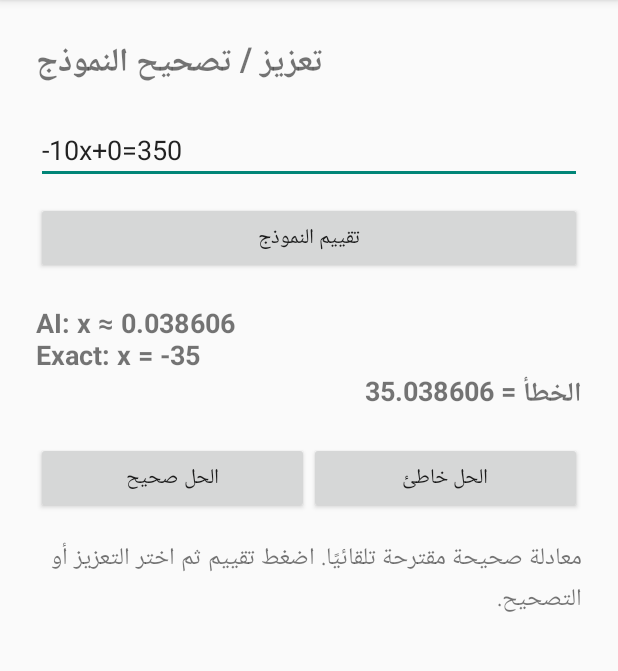
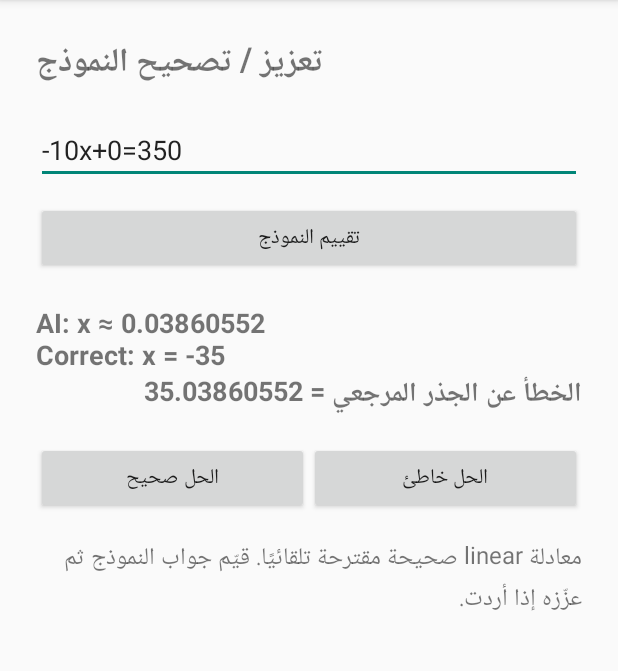
Before and after one commit to msabz/Al, an Android app: the screen it shows after launch (ReinforcementActivity), after a tap on "تعزيز / تصحيح النموذج", on a phone screen of 412 x 824 dp, the part 84-755 px from its top. Run offline under Robolectric (Android 15) with nearby library versions, the light colour scheme and no system bars; 1 statement that could not run was skipped.

Commit message:
Use teacher targets for reinforcement across equation families

```diff
--- a/app/src/main/java/com/example/equationsolver/ReinforcementActivity.kt
+++ b/app/src/main/java/com/example/equationsolver/ReinforcementActivity.kt
@@ -10,9 +10,8 @@ import android.widget.Toast
 import androidx.appcompat.app.AppCompatActivity
 import com.example.equationsolver.ai.ModelManager
 import com.example.equationsolver.core.ArabicEquationNormalizer
-import com.example.equationsolver.core.UniversalEquationSolver
-import com.example.equationsolver.data.EquationGenerator
-import com.example.equationsolver.data.GeneratedEquationValidator
+import com.example.equationsolver.core.MathTeacher
+import com.example.equationsolver.data.VerifiedEquationSuggester
 import java.util.Locale
 import kotlin.math.abs
 
@@ -31,62 +30,76 @@ class ReinforcementActivity : AppCompatActivity() {
         resultText = findViewById(R.id.textInteractiveResult)
         correctionText = findViewById(R.id.textCorrection)
         feedback = findViewById(R.id.layoutFeedback)
+
         findViewById<Button>(R.id.btnSolveInteractive).setOnClickListener {
             val raw = edit.text.toString().trim()
             if (raw.isEmpty()) { edit.error = "أدخل معادلة أولاً"; return@setOnClickListener }
             val equation = ArabicEquationNormalizer.normalize(raw)
             currentEquation = equation
-            showEvaluation(equation); feedback.visibility = View.VISIBLE
+            showEvaluation(equation)
+            feedback.visibility = View.VISIBLE
         }
-        findViewById<Button>(R.id.btnReward).setOnClickListener { reinforceCurrent(5, 0.0005) }
-        findViewById<Button>(R.id.btnPunish).setOnClickListener { reinforceCurrent(40, 0.002) }
+        findViewById<Button>(R.id.btnReward).setOnClickListener { reinforceCurrent(6, 0.00035) }
+        findViewById<Button>(R.id.btnPunish).setOnClickListener { reinforceCurrent(30, 0.0012) }
         suggestNextEquation()
     }
 
     private fun reinforceCurrent(repeats: Int, learningRate: Double) {
         val equation = currentEquation ?: return
         try {
-            val exact = UniversalEquationSolver.solve(equation)
-            if (exact.x == null && exact.y == null) error("لا يوجد حل عددي يمكن تدريبه")
-            ModelManager.trainOnSolution(equation, toSolutionResult(exact), repeats, learningRate)
-            ModelManager.save(this)
-            correctionText.text = "تم تحديث النموذج بالحل الصحيح."
+            val answer = MathTeacher.solve(equation)
+            if (answer.x == null && answer.y == null) error("لا يوجد حل عددي مرجعي يمكن التدريب عليه")
+            ModelManager.trainWithTarget(
+                equation,
+                x = answer.x ?: 0.0,
+                y = answer.y ?: 0.0,
+                repeats = repeats,
+                learningRate = learningRate
+            )
+            val state = com.example.equationsolver.ai.TrainingEngine.snapshot()
+            ModelManager.save(this, state.samples, state.batches, state.bestValidationMse, state.loss)
+            correctionText.text = "تم تحديث النموذج بالجواب المرجعي وحفظ الـCheckpoint."
             Toast.makeText(this, "تم التعزيز وحفظ النموذج", Toast.LENGTH_SHORT).show()
             suggestNextEquation()
-        } catch (e: Exception) { correctionText.text = "فشل التحديث: ${e.message ?: "خطأ غير معروف"}" }
+        } catch (e: Exception) {
+            correctionText.text = "فشل التحديث: ${e.message ?: "خطأ غير معروف"}"
+        }
     }
 
     private fun suggestNextEquation() {
-        var candidate: com.example.equationsolver.data.GeneratedExample
-        do { candidate = EquationGenerator.generate() } while (!GeneratedEquationValidator.isValid(candidate))
-        currentEquation = candidate.equation
-        edit.setText(candidate.equation)
-        edit.setSelection(edit.text.length)
-        showEvaluation(candidate.equation)
-        feedback.visibility = View.VISIBLE
-        correctionText.text = "معادلة صحيحة مقترحة تلقائيًا. اضغط تقييم ثم اختر التعزيز أو التصحيح."
+        try {
+            val candidate = VerifiedEquationSuggester.next()
+            currentEquation = candidate.equation
+            edit.setText(candidate.equation)
+            edit.setSelection(edit.text.length)
+            showEvaluation(candidate.equation)
+            feedback.visibility = View.VISIBLE
+            correctionText.text = "معادلة ${candidate.family} صحيحة مقترحة تلقائيًا. قيّم جواب النموذج ثم عزّزه إذا أردت."
+        } catch (e: Exception) {
+            correctionText.text = e.message ?: "تعذر اقتراح معادلة"
+        }
     }
 
     private fun showEvaluation(equation: String) {
         try {
             val prediction = ModelManager.predict(equation)
-            val px = prediction.getOrNull(0)?.times(100.0) ?: 0.0
-            val py = prediction.getOrNull(1)?.times(100.0) ?: 0.0
-            val exact = UniversalEquationSolver.solve(equation)
+            val px = prediction.getOrElse(0) { 0.0 } * 100.0
+            val py = prediction.getOrElse(1) { 0.0 } * 100.0
+            val answer = MathTeacher.solve(equation)
             resultText.text = when {
-                exact.x != null && exact.y == null -> "AI: x ≈ ${fmt(px)}\nExact: x = ${fmt(exact.x)}\nالخطأ = ${fmt(abs(px - exact.x))}"
-                exact.x != null && exact.y != null -> "AI: x ≈ ${fmt(px)}, y ≈ ${fmt(py)}\nExact: x = ${fmt(exact.x)}, y = ${fmt(exact.y)}\nمجموع الخطأ = ${fmt(abs(px - exact.x) + abs(py - exact.y))}"
-                else -> "الحالة: ${exact.summary}"
+                answer.x != null && answer.y != null ->
+                    "AI: x ≈ ${fmt(px)}, y ≈ ${fmt(py)}\nCorrect: x = ${fmt(answer.x)}, y = ${fmt(answer.y)}\nمجموع الخطأ = ${fmt(abs(px - answer.x) + abs(py - answer.y))}"
+                answer.x != null ->
+                    "AI: x ≈ ${fmt(px)}\nCorrect: ${answer.summary}\nالخطأ عن الجذر المرجعي = ${fmt(abs(px - answer.x))}"
+                answer.y != null ->
+                    "AI: y ≈ ${fmt(py)}\nCorrect: ${answer.summary}\nالخطأ = ${fmt(abs(py - answer.y))}"
+                else -> "Correct: ${answer.summary}\nAI raw: x≈${fmt(px)}, y≈${fmt(py)}"
             }
-        } catch (e: Exception) { resultText.text = "خطأ: ${e.message ?: "خطأ غير معروف"}" }
+        } catch (e: Exception) {
+            resultText.text = "خطأ: ${e.message ?: "خطأ غير معروف"}"
+        }
     }
 
-    private fun toSolutionResult(result: UniversalEquationSolver.Result): com.example.equationsolver.core.SolutionResult = when {
-        result.x != null && result.y != null -> com.example.equationsolver.core.SolutionResult.TwoVariables(result.x, result.y)
-        result.x != null -> com.example.equationsolver.core.SolutionResult.SingleVariable(result.x)
-        result.y != null -> com.example.equationsolver.core.SolutionResult.SingleVariable(result.y)
-        else -> com.example.equationsolver.core.SolutionResult.Error(result.summary)
-    }
-
-    private fun fmt(value: Double): String = if (abs(value) < 1e-9) "0" else String.format(Locale.US, "%.6f", value).trimEnd('0').trimEnd('.')
+    private fun fmt(value: Double): String =
+        if (abs(value) < 1e-9) "0" else String.format(Locale.US, "%.8f", value).trimEnd('0').trimEnd('.')
 }
```
